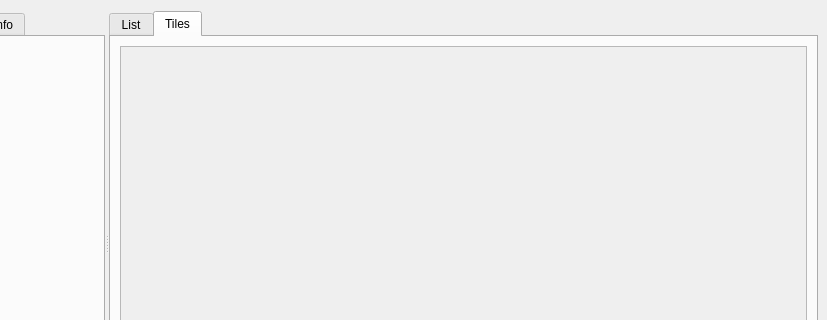
Qt form mainwindow.ui (grzesiekkedzior/TuneScape) before a commit; both pictures show x 84 to 911 and y 0 to 320 of the 911 by 552 pixel window.
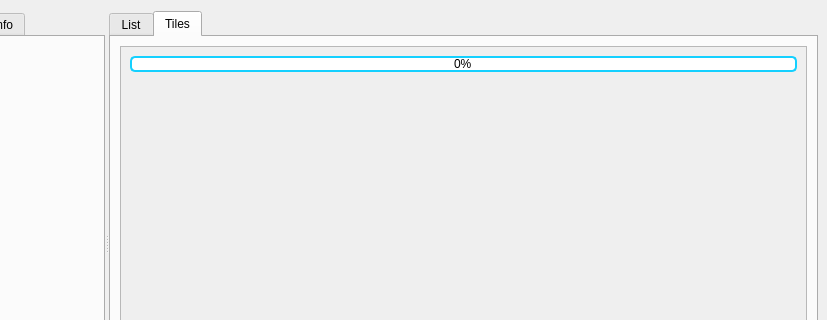
The same form after that commit. The open tabs and pages were chosen to show the change. Icons and pictures are not drawn.

Commit message: Add a progress bar when the icon stations are loaded.

```diff
--- a/mainwindow.ui
+++ b/mainwindow.ui
@@ -675,6 +675,24 @@
                  </rect>
                 </property>
                 <layout class="QVBoxLayout" name="verticalLayout_6">
+                 <item>
+                  <widget class="QProgressBar" name="progressBar">
+                   <property name="styleSheet">
+                    <string notr="true">QProgressBar {
+    border: 2px solid #14D0FF;
+    border-radius: 5px;
+    text-align: center;    height: 6px;
+}
+QProgressBar::chunk {
+    background-color: qlineargradient(spread:reflect, x1:0, y1:0, x2:0.5, y2:0, stop:0 white, stop:1 #14D0FF);
+}
+</string>
+                   </property>
+                   <property name="value">
+                    <number>0</number>
+                   </property>
+                  </widget>
+                 </item>
                  <item>
                   <widget class="QWidget" name="iconTiles" native="true"/>
                  </item>
```
The commit also changes 3 other files.
